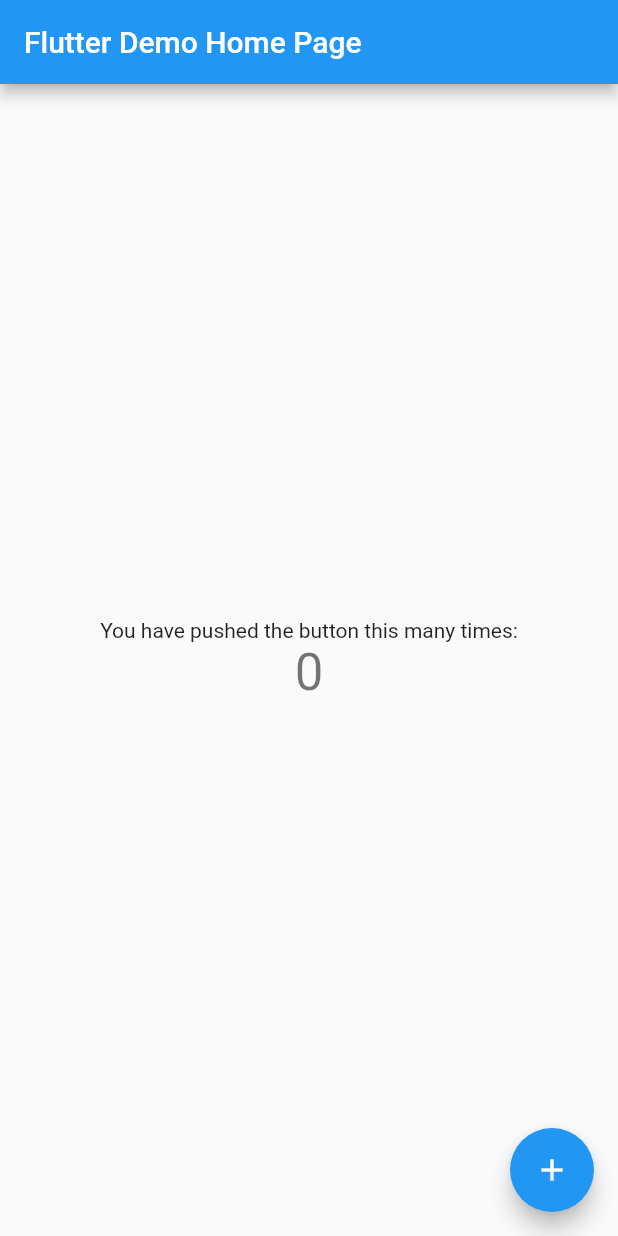
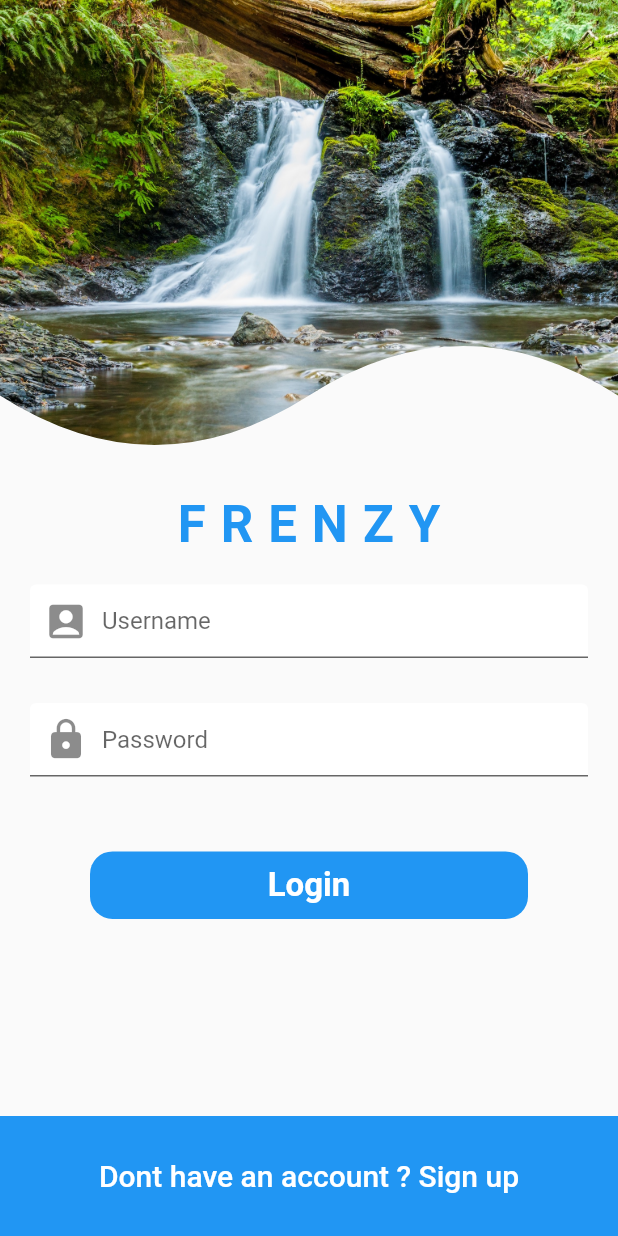
Before and after one commit to alirezaproject/Social-UI, a Flutter app: the screen it shows after launch, on a phone screen of 412 x 824 dp. Run offline on Flutter 3.47's test engine with Material 2 defaults, Android fonts, the phone set to English and light mode, and no system bars.

Commit message:
feat : Complete Login UI

```diff
--- a/lib/main.dart
+++ b/lib/main.dart
@@ -1,4 +1,5 @@
 import 'package:flutter/material.dart';
+import 'package:social_ui/screens/login_screen.dart';
 
 void main() {
   runApp(const MyApp());
@@ -11,105 +12,11 @@
   @override
   Widget build(BuildContext context) {
     return MaterialApp(
-      title: 'Flutter Demo',
-      theme: ThemeData(
-        // This is the theme of your application.
-        //
-        // Try running your application with "flutter run". You'll see the
-        // application has a blue toolbar. Then, without quitting the app, try
-        // changing the primarySwatch below to Colors.green and then invoke
-        // "hot reload" (press "r" in the console where you ran "flutter run",
-        // or simply save your changes to "hot reload" in a Flutter IDE).
-        // Notice that the counter didn't reset back to zero; the application
-        // is not restarted.
-        primarySwatch: Colors.blue,
-      ),
-      home: const MyHomePage(title: 'Flutter Demo Home Page'),
+      title: 'Flutter Social UI',
+      debugShowCheckedModeBanner: false,
+      theme:
+          ThemeData(colorScheme: const ColorScheme.light(primary: Colors.blue)),
+      home: const LoginScreen(),
     );
   }
 }
-
-class MyHomePage extends StatefulWidget {
-  const MyHomePage({super.key, required this.title});
-
-  // This widget is the home page of your application. It is stateful, meaning
-  // that it has a State object (defined below) that contains fields that affect
-  // how it looks.
-
-  // This class is the configuration for the state. It holds the values (in this
-  // case the title) provided by the parent (in this case the App widget) and
-  // used by the build method of the State. Fields in a Widget subclass are
-  // always marked "final".
-
-  final String title;
-
-  @override
-  State<MyHomePage> createState() => _MyHomePageState();
-}
-
-class _MyHomePageState extends State<MyHomePage> {
-  int _counter = 0;
-
-  void _incrementCounter() {
-    setState(() {
-      // This call to setState tells the Flutter framework that something has
-      // changed in this State, which causes it to rerun the build method below
-      // so that the display can reflect the updated values. If we changed
-      // _counter without calling setState(), then the build method would not be
-      // called again, and so nothing would appear to happen.
-      _counter++;
-    });
-  }
-
-  @override
-  Widget build(BuildContext context) {
-    // This method is rerun every time setState is called, for instance as done
-    // by the _incrementCounter method above.
-    //
-    // The Flutter framework has been optimized to make rerunning build methods
-    // fast, so that you can just rebuild anything that needs updating rather
-    // than having to individually change instances of widgets.
-    return Scaffold(
-      appBar: AppBar(
-        // Here we take the value from the MyHomePage object that was created by
-        // the App.build method, and use it to set our appbar title.
-        title: Text(widget.title),
-      ),
-      body: Center(
-        // Center is a layout widget. It takes a single child and positions it
-        // in the middle of the parent.
-        child: Column(
-          // Column is also a layout widget. It takes a list of children and
-          // arranges them vertically. By default, it sizes itself to fit its
-          // children horizontally, and tries to be as tall as its parent.
-          //
-          // Invoke "debug painting" (press "p" in the console, choose the
-          // "Toggle Debug Paint" action from the Flutter Inspector in Android
-          // Studio, or the "Toggle Debug Paint" command in Visual Studio Code)
-          // to see the wireframe for each widget.
-          //
-          // Column has various properties to control how it sizes itself and
-          // how it positions its children. Here we use mainAxisAlignment to
-          // center the children vertically; the main axis here is the vertical
-          // axis because Columns are vertical (the cross axis would be
-          // horizontal).
-          mainAxisAlignment: MainAxisAlignment.center,
-          children: <Widget>[
-            const Text(
-              'You have pushed the button this many times:',
-            ),
-            Text(
-              '$_counter',
-              style: Theme.of(context).textTheme.headline4,
-            ),
-          ],
-        ),
-      ),
-      floatingActionButton: FloatingActionButton(
-        onPressed: _incrementCounter,
-        tooltip: 'Increment',
-        child: const Icon(Icons.add),
-      ), // This trailing comma makes auto-formatting nicer for build methods.
-    );
-  }
-}
--- /dev/null
+++ b/lib/screens/login_screen.dart
@@ -0,0 +1,119 @@
+import 'package:flutter/material.dart';
+import 'package:social_ui/widgets/curve_clipper.dart';
+
+class LoginScreen extends StatefulWidget {
+  const LoginScreen({super.key});
+
+  @override
+  State<LoginScreen> createState() => _LoginScreenState();
+}
+
+class _LoginScreenState extends State<LoginScreen> {
+  @override
+  Widget build(BuildContext context) {
+    return Scaffold(
+      body: SingleChildScrollView(
+        child: Container(
+          height: MediaQuery.of(context).size.height,
+          child: Column(
+            children: [
+              ClipPath(
+                clipper: CurveClipper(),
+                child: Image(
+                  image: const AssetImage('assets/images/login_background.jpg'),
+                  height: MediaQuery.of(context).size.height / 2.5,
+                  width: double.infinity,
+                  fit: BoxFit.cover,
+                ),
+              ),
+              Text(
+                'FRENZY',
+                style: TextStyle(
+                    color: Theme.of(context).colorScheme.primary,
+                    fontSize: 34,
+                    fontWeight: FontWeight.bold,
+                    letterSpacing: 10),
+              ),
+              const SizedBox(
+                height: 10,
+              ),
+              const Padding(
+                padding: EdgeInsets.symmetric(horizontal: 20, vertical: 10),
+                child: TextField(
+                  decoration: InputDecoration(
+                      contentPadding: EdgeInsets.symmetric(vertical: 15),
+                      fillColor: Colors.white,
+                      filled: true,
+                      hintText: 'Username',
+                      prefixIcon: Icon(
+                        Icons.account_box,
+                        size: 30,
+                      )),
+                ),
+              ),
+              const SizedBox(
+                height: 10,
+              ),
+              const Padding(
+                padding: EdgeInsets.symmetric(horizontal: 20, vertical: 10),
+                child: TextField(
+                  obscureText: true,
+                  decoration: InputDecoration(
+                      contentPadding: EdgeInsets.symmetric(vertical: 15),
+                      fillColor: Colors.white,
+                      filled: true,
+                      hintText: 'Password',
+                      prefixIcon: Icon(
+                        Icons.lock,
+                        size: 30,
+                      )),
+                ),
+              ),
+              const SizedBox(
+                height: 40,
+              ),
+              GestureDetector(
+                onTap: () {},
+                child: Container(
+                  alignment: Alignment.center,
+                  margin: const EdgeInsets.symmetric(horizontal: 60),
+                  height: 45,
+                  decoration: BoxDecoration(
+                      borderRadius: BorderRadius.circular(15),
+                      color: Theme.of(context).colorScheme.primary),
+                  child: const Text(
+                    'Login',
+                    style: TextStyle(
+                        color: Colors.white,
+                        fontWeight: FontWeight.w600,
+                        fontSize: 22),
+                  ),
+                ),
+              ),
+              Expanded(
+                child: Align(
+                  alignment: FractionalOffset.bottomCenter,
+                  child: GestureDetector(
+                    onTap: () {},
+                    child: Container(
+                      alignment: Alignment.center,
+                      color: Theme.of(context).colorScheme.primary,
+                      height: 80,
+                      child: const Text(
+                        'Dont have an account ? Sign up',
+                        style: TextStyle(
+                            color: Colors.white,
+                            fontSize: 20,
+                            fontWeight: FontWeight.w500),
+                      ),
+                    ),
+                  ),
+                ),
+              ),
+            ],
+          ),
+        ),
+      ),
+    );
+  }
+}
--- /dev/null
+++ b/lib/widgets/curve_clipper.dart
@@ -0,0 +1,26 @@
+import 'package:flutter/material.dart';
+
+class CurveClipper extends CustomClipper<Path> {
+  @override
+  Path getClip(Size size) {
+    Path path = Path();
+    path.lineTo(0, 4 * size.height / 5);
+    Offset curvePoint1 = Offset(size.width / 4, size.height);
+    Offset centerPoint = Offset(size.width / 2, 4 * size.height / 5);
+    path.quadraticBezierTo(
+        curvePoint1.dx, curvePoint1.dy, centerPoint.dx, centerPoint.dy);
+
+    Offset curvePoint2 = Offset(3 * size.width / 4, 3 * size.height / 5);
+    Offset endPoint = Offset(size.width, 4 * size.height / 5);
+    path.quadraticBezierTo(
+        curvePoint2.dx, curvePoint2.dy, endPoint.dx, endPoint.dy);
+    path.lineTo(size.width, 0);
+    path.close();
+    return path;
+  }
+
+  @override
+  bool shouldReclip(covariant CustomClipper<Path> oldClipper) {
+    return false;
+  }
+}
--- a/pubspec.yaml
+++ b/pubspec.yaml
@@ -59,7 +59,7 @@
 
   # To add assets to your application, add an assets section, like this:
   assets:
-    - assets/images
+    - assets/images/
   #   - images/a_dot_ham.jpeg
 
   # An image asset can refer to one or more resolution-specific "variants", see
```
